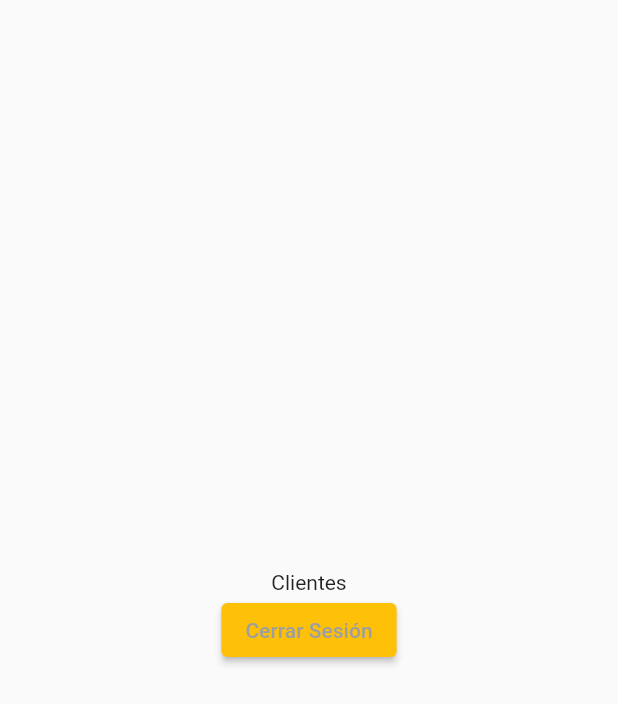
After one commit to EdgarG15/App-delivery, a Flutter app: the ClientProductosListPage screen opened by its route, on a phone screen of 412 x 824 dp. The commit adds this screen. Shown: the top 704 px of the screen. Run offline on Flutter 3.47's test engine with Material 2 defaults, Android fonts, the phone set to English and light mode, and no system bars; our stand-ins replace get, get_storage, image_picker, sn_progress_dialog; accounts and stored records are empty.

Commit message:
una update algooo pequeña

```diff
--- /dev/null
+++ b/lib/src/pages/client/products/list/client_product_list_controller.dart
@@ -0,0 +1,9 @@
+import 'package:get/get.dart';
+import 'package:get_storage/get_storage.dart';
+
+class ClientProductsListController extends GetxController {
+  void signOut() {
+    GetStorage().remove('user');
+    Get.offNamedUntil('/', (route) => false);
+  }
+}
--- /dev/null
+++ b/lib/src/pages/client/products/list/client_products_list_page.dart
@@ -0,0 +1,28 @@
+import 'package:app_delivery/src/pages/client/products/list/client_product_list_controller.dart';
+import 'package:flutter/material.dart';
+import 'package:get/get.dart';
+
+class ClientProductosListPage extends StatelessWidget {
+  ClientProductosListPage({Key? key}) : super(key: key);
+  ClientProductsListController con = Get.put(ClientProductsListController());
+
+  @override
+  Widget build(BuildContext context) {
+    return Scaffold(
+      body: Center(
+        child: Column(
+          mainAxisAlignment: MainAxisAlignment.center,
+          children: [
+            Text("Clientes"),
+            ElevatedButton(
+              onPressed: (() {
+                con.signOut();
+              }),
+              child: const Text("Cerrar Sesión"),
+            )
+          ],
+        ),
+      ),
+    );
+  }
+}
--- /dev/null
+++ b/lib/src/pages/delivery/orders/list/delivery_orders_list_controller.dart
@@ -0,0 +1,3 @@
+import 'package:get/get.dart';
+
+class DeliveryOrdersListController extends GetxController {}
--- /dev/null
+++ b/lib/src/pages/restaurant/orders/list/restaurant_orders_list_controller.dart
@@ -0,0 +1,3 @@
+import 'package:get/get.dart';
+
+class RestaurantOrdersListController extends GetxController {}
--- a/lib/src/pages/roles/roles_controller.dart
+++ b/lib/src/pages/roles/roles_controller.dart
@@ -2,6 +2,12 @@ import 'package:app_delivery/src/models/user.dart';
 import 'package:get/get.dart';
 import 'package:get_storage/get_storage.dart';
 
+import '../../models/rol.dart';
+
 class RolesController extends GetxController {
   User user = User.fromJson(GetStorage().read('user') ?? {});
+
+  void goToPageRol(Rol rol) {
+    Get.offNamedUntil(rol.route ?? '', (route) => false);
+  }
 }
```
Also changed, not shown: lib/main.dart (+17 -1 lines), lib/src/pages/delivery/orders/list/delivery_orders_list_page.dart (added, +16 -0 lines), lib/src/pages/login/login_controller.dart (+11 -4 lines), lib/src/pages/restaurant/orders/list/restaurant_orders_list_page.dart (added, +16 -0 lines), lib/src/pages/roles/roles_page.dart (+8 -3 lines).
